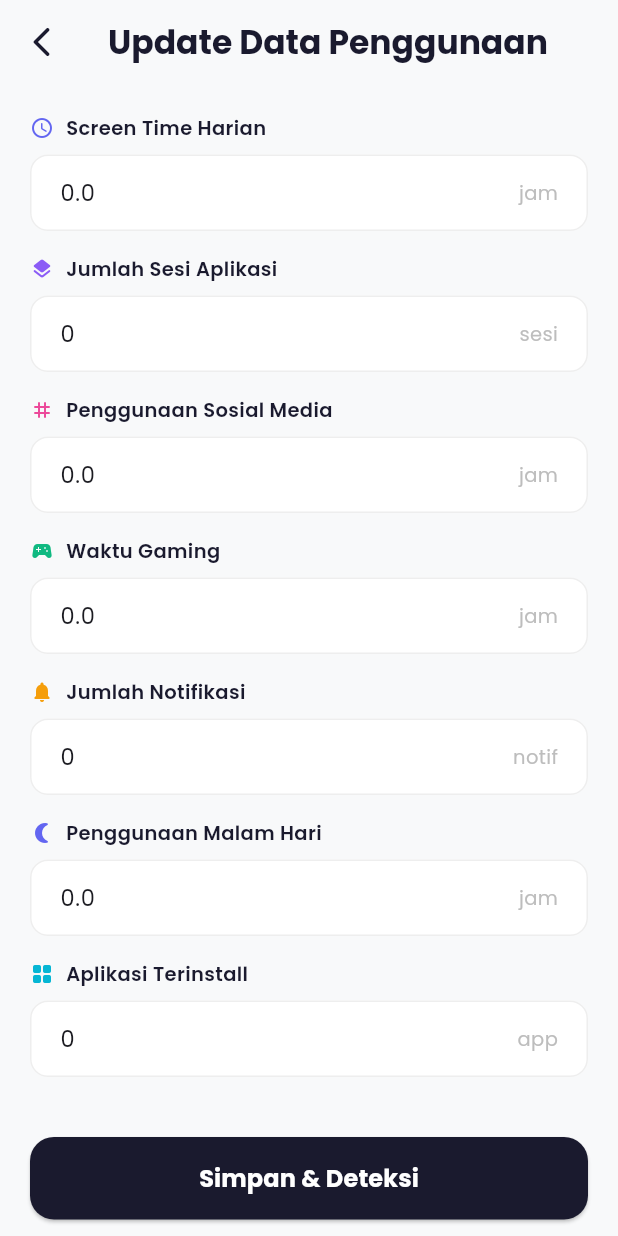
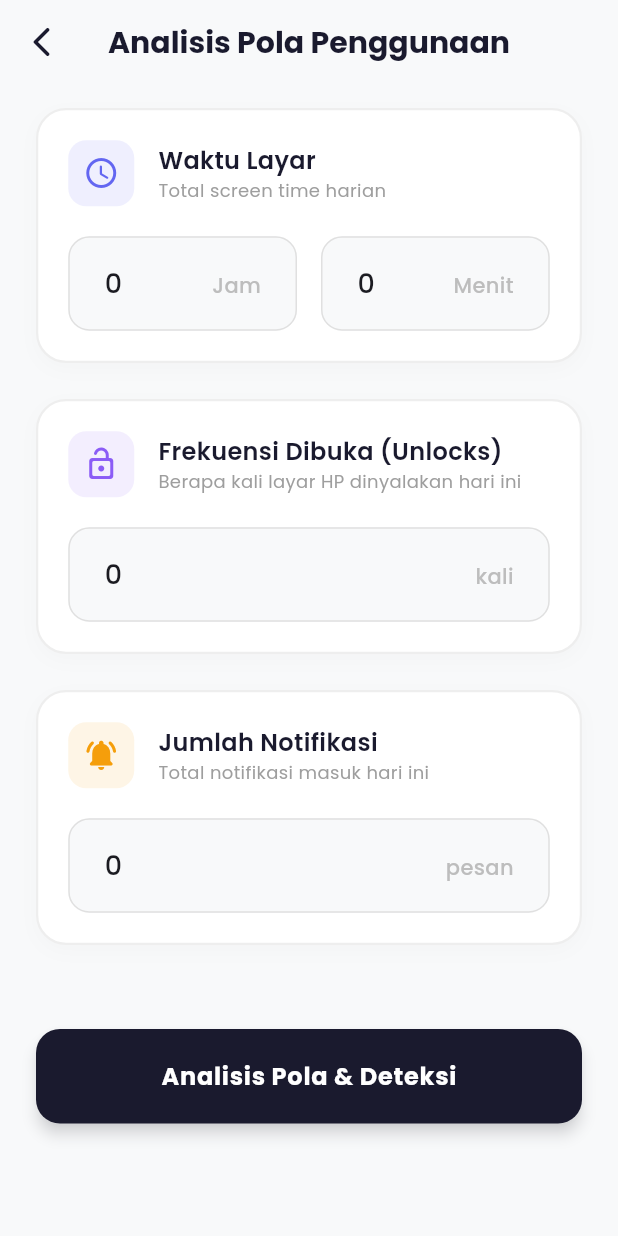
Before and after one commit to wisnubaik/jeda_app, a Flutter app: the InputScreen screen opened by its route, on a phone screen of 412 x 824 dp. Run offline on Flutter 3.47's test engine with Material 3 defaults, Android fonts, the light colour scheme and no system bars; our stand-ins replace flutter_local_notifications, google_fonts, image_picker, shared_preferences; missing offline and left inert: flutter_overlay_window, usage_stats; accounts and stored records are empty; statements that could not run were skipped.

```diff
--- a/lib/screens/input_screen.dart
+++ b/lib/screens/input_screen.dart
@@ -11,48 +11,51 @@ class InputScreen extends StatefulWidget {
 }
 
 class _InputScreenState extends State<InputScreen> {
-  final _screenTimeCtrl = TextEditingController();
-  final _appSessionsCtrl = TextEditingController();
-  final _socialMediaCtrl = TextEditingController();
-  final _gamingCtrl = TextEditingController();
+  // Hanya 4 Controller untuk 3 Fitur (Screen Time dipecah jadi Jam & Menit)
+  final _jamCtrl = TextEditingController();
+  final _menitCtrl = TextEditingController();
+  final _unlocksCtrl = TextEditingController();
   final _notifCtrl = TextEditingController();
-  final _nightUsageCtrl = TextEditingController();
-  final _appsInstalledCtrl = TextEditingController();
 
   @override
   void initState() {
     super.initState();
     final data = context.read<AppProvider>().data;
-    _screenTimeCtrl.text = data.dailyScreenTime.toString();
-    _appSessionsCtrl.text = data.appSessions.toString();
-    _socialMediaCtrl.text = data.socialMediaUsage.toString();
-    _gamingCtrl.text = data.gamingTime.toString();
+
+    // Pecah data desimal screen time kembali menjadi jam dan menit untuk UI
+    int jam = data.dailyScreenTime.toInt();
+    int menit = ((data.dailyScreenTime - jam) * 60).round();
+
+    _jamCtrl.text = jam.toString();
+    _menitCtrl.text = menit.toString();
+    // Menggunakan appSessions sebagai parameter Unlocks (Frekuensi Dibuka)
+    _unlocksCtrl.text = data.appSessions.toString();
     _notifCtrl.text = data.notifications.toString();
-    _nightUsageCtrl.text = data.nightUsage.toString();
-    _appsInstalledCtrl.text = data.appsInstalled.toString();
   }
 
   @override
   void dispose() {
-    _screenTimeCtrl.dispose();
-    _appSessionsCtrl.dispose();
-    _socialMediaCtrl.dispose();
-    _gamingCtrl.dispose();
+    _jamCtrl.dispose();
+    _menitCtrl.dispose();
+    _unlocksCtrl.dispose();
     _notifCtrl.dispose();
-    _nightUsageCtrl.dispose();
-    _appsInstalledCtrl.dispose();
     super.dispose();
   }
 
   void _save() {
+    // Gabungkan input Jam dan Menit menjadi desimal untuk perhitungan Naive Bayes
+    double screenTime = (double.tryParse(_jamCtrl.text) ?? 0) +
+        ((double.tryParse(_menitCtrl.text) ?? 0) / 60);
+
     context.read<AppProvider>().updateData(
-          screenTime: double.tryParse(_screenTimeCtrl.text) ?? 0,
-          appSessions: int.tryParse(_appSessionsCtrl.text) ?? 0,
-          socialMedia: double.tryParse(_socialMediaCtrl.text) ?? 0,
-          gaming: double.tryParse(_gamingCtrl.text) ?? 0,
+          screenTime: screenTime,
+          appSessions: int.tryParse(_unlocksCtrl.text) ?? 0,
           notifications: int.tryParse(_notifCtrl.text) ?? 0,
-          nightUsage: double.tryParse(_nightUsageCtrl.text) ?? 0,
-          appsInstalled: int.tryParse(_appsInstalledCtrl.text) ?? 0,
+          // Set fitur lama menjadi 0 agar tidak error di provider (bisa dihapus jika provider sudah di-update)
+          socialMedia: 0,
+          gaming: 0,
+          nightUsage: 0,
+          appsInstalled: 0,
         );
     Navigator.pop(context);
   }
@@ -65,10 +68,11 @@ class _InputScreenState extends State<InputScreen> {
         backgroundColor: Colors.transparent,
         elevation: 0,
         title: Text(
-          'Update Data Penggunaan',
+          'Analisis Pola Penggunaan',
           style: GoogleFonts.poppins(
             fontWeight: FontWeight.w700,
             color: const Color(0xFF1A1A2E),
+            fontSize: 20,
           ),
         ),
         leading: IconButton(
@@ -78,77 +82,54 @@ class _InputScreenState extends State<InputScreen> {
         ),
       ),
       body: SingleChildScrollView(
-        padding: const EdgeInsets.all(20),
+        padding: const EdgeInsets.symmetric(horizontal: 24, vertical: 16),
         child: Column(
+          crossAxisAlignment: CrossAxisAlignment.stretch,
           children: [
-            _buildField(
-              controller: _screenTimeCtrl,
-              label: 'Screen Time Harian',
-              unit: 'jam',
-              icon: Icons.access_time_rounded,
-              color: const Color(0xFF6366F1),
-            ),
-            _buildField(
-              controller: _appSessionsCtrl,
-              label: 'Jumlah Sesi Aplikasi',
-              unit: 'sesi',
-              icon: Icons.layers_rounded,
+            // KOTAK 1: SCREEN TIME (Lebih besar, dengan 2 kolom input)
+            _buildScreenTimeCard(),
+
+            // KOTAK 2: FREKUENSI DIBUKA (Unlocks)
+            _buildLargeCard(
+              controller: _unlocksCtrl,
+              label: 'Frekuensi Dibuka (Unlocks)',
+              subtitle: 'Berapa kali layar HP dinyalakan hari ini',
+              unit: 'kali',
+              icon: Icons.lock_open_rounded,
               color: const Color(0xFF8B5CF6),
             ),
-            _buildField(
-              controller: _socialMediaCtrl,
-              label: 'Penggunaan Sosial Media',
-              unit: 'jam',
-              icon: Icons.tag_rounded,
-              color: const Color(0xFFEC4899),
-            ),
-            _buildField(
-              controller: _gamingCtrl,
-              label: 'Waktu Gaming',
-              unit: 'jam',
-              icon: Icons.sports_esports_rounded,
-              color: const Color(0xFF10B981),
-            ),
-            _buildField(
+
+            // KOTAK 3: NOTIFIKASI
+            _buildLargeCard(
               controller: _notifCtrl,
               label: 'Jumlah Notifikasi',
-              unit: 'notif',
-              icon: Icons.notifications_rounded,
+              subtitle: 'Total notifikasi masuk hari ini',
+              unit: 'pesan',
+              icon: Icons.notifications_active_rounded,
               color: const Color(0xFFF59E0B),
             ),
-            _buildField(
-              controller: _nightUsageCtrl,
-              label: 'Penggunaan Malam Hari',
-              unit: 'jam',
-              icon: Icons.nightlight_round,
-              color: const Color(0xFF6366F1),
-            ),
-            _buildField(
-              controller: _appsInstalledCtrl,
-              label: 'Aplikasi Terinstall',
-              unit: 'app',
-              icon: Icons.grid_view_rounded,
-              color: const Color(0xFF06B6D4),
-            ),
-            const SizedBox(height: 24),
-            SizedBox(
-              width: double.infinity,
-              child: ElevatedButton(
+
+            const SizedBox(height: 32),
+
+            // TOMBOL AKSI UTAMA
+            ElevatedButton(
               onPressed: _save,
               style: ElevatedButton.styleFrom(
                 backgroundColor: const Color(0xFF1A1A2E),
                 foregroundColor: Colors.white,
-                  padding: const EdgeInsets.symmetric(vertical: 16),
+                padding: const EdgeInsets.symmetric(vertical: 20),
                 shape: RoundedRectangleBorder(
                   borderRadius: BorderRadius.circular(16),
                 ),
+                elevation: 4,
+                shadowColor: const Color(0xFF1A1A2E).withOpacity(0.4),
               ),
               child: Text(
-                  'Simpan & Deteksi',
+                'Analisis Pola & Deteksi',
                 style: GoogleFonts.poppins(
-                    fontWeight: FontWeight.w700,
+                  fontWeight: FontWeight.bold,
                   fontSize: 16,
-                  ),
+                  letterSpacing: 0.5,
                 ),
               ),
             ),
@@ -159,64 +140,172 @@ class _InputScreenState extends State<InputScreen> {
     );
   }
 
-  Widget _buildField({
-    required TextEditingController controller,
-    required String label,
-    required String unit,
-    required IconData icon,
-    required Color color,
-  }) {
-    return Padding(
-      padding: const EdgeInsets.only(bottom: 16),
+  // WIDGET KHUSUS KOTAK SCREEN TIME (Jam & Menit Berdampingan)
+  Widget _buildScreenTimeCard() {
+    return Container(
+      margin: const EdgeInsets.only(bottom: 24),
+      padding: const EdgeInsets.all(20),
+      decoration: BoxDecoration(
+        color: Colors.white,
+        borderRadius: BorderRadius.circular(20),
+        border: Border.all(color: Colors.grey[200]!, width: 1.5),
+        boxShadow: [
+          BoxShadow(
+            color: Colors.black.withOpacity(0.02),
+            blurRadius: 10,
+            offset: const Offset(0, 4),
+          )
+        ],
+      ),
       child: Column(
         crossAxisAlignment: CrossAxisAlignment.start,
         children: [
           Row(
             children: [
-              Icon(icon, color: color, size: 16),
-              const SizedBox(width: 8),
+              Container(
+                padding: const EdgeInsets.all(10),
+                decoration: BoxDecoration(
+                  color: const Color(0xFF6366F1).withOpacity(0.1),
+                  borderRadius: BorderRadius.circular(12),
+                ),
+                child: const Icon(Icons.access_time_rounded, color: Color(0xFF6366F1), size: 24),
+              ),
+              const SizedBox(width: 16),
+              Expanded(
+                child: Column(
+                  crossAxisAlignment: CrossAxisAlignment.start,
+                  children: [
                     Text(
-                label,
+                      'Waktu Layar',
                       style: GoogleFonts.poppins(
-                  fontSize: 13,
+                        fontSize: 16,
                         fontWeight: FontWeight.w600,
                         color: const Color(0xFF1A1A2E),
                       ),
                     ),
+                    Text(
+                      'Total screen time harian',
+                      style: GoogleFonts.poppins(
+                        fontSize: 12,
+                        color: Colors.grey[500],
+                      ),
+                    ),
                   ],
                 ),
-          const SizedBox(height: 8),
-          TextField(
-            controller: controller,
-            keyboardType:
-                const TextInputType.numberWithOptions(decimal: true),
-            style: GoogleFonts.poppins(fontSize: 15),
-            decoration: InputDecoration(
-              suffixText: unit,
-              suffixStyle: GoogleFonts.poppins(
-                color: Colors.grey[400],
-                fontSize: 13,
               ),
-              filled: true,
-              fillColor: Colors.white,
-              border: OutlineInputBorder(
-                borderRadius: BorderRadius.circular(12),
-                borderSide: BorderSide(color: Colors.grey[200]!),
+            ],
           ),
-              enabledBorder: OutlineInputBorder(
-                borderRadius: BorderRadius.circular(12),
-                borderSide: BorderSide(color: Colors.grey[200]!),
+          const SizedBox(height: 20),
+          Row(
+            children: [
+              Expanded(
+                child: _buildSimpleInput(_jamCtrl, 'Jam'),
               ),
-              focusedBorder: OutlineInputBorder(
-                borderRadius: BorderRadius.circular(12),
-                borderSide: BorderSide(color: color),
+              const SizedBox(width: 16),
+              Expanded(
+                child: _buildSimpleInput(_menitCtrl, 'Menit'),
               ),
-              contentPadding: const EdgeInsets.symmetric(
-                  horizontal: 16, vertical: 14),
-            ),
+            ],
           ),
         ],
       ),
     );
   }
+
+  // WIDGET KOTAK BESAR UNTUK FITUR LAINNYA
+  Widget _buildLargeCard({
+    required TextEditingController controller,
+    required String label,
+    required String subtitle,
+    required String unit,
+    required IconData icon,
+    required Color color,
+  }) {
+    return Container(
+      margin: const EdgeInsets.only(bottom: 24),
+      padding: const EdgeInsets.all(20),
+      decoration: BoxDecoration(
+        color: Colors.white,
+        borderRadius: BorderRadius.circular(20),
+        border: Border.all(color: Colors.grey[200]!, width: 1.5),
+        boxShadow: [
+          BoxShadow(
+            color: Colors.black.withOpacity(0.02),
+            blurRadius: 10,
+            offset: const Offset(0, 4),
+          )
+        ],
+      ),
+      child: Column(
+        crossAxisAlignment: CrossAxisAlignment.start,
+        children: [
+          Row(
+            children: [
+              Container(
+                padding: const EdgeInsets.all(10),
+                decoration: BoxDecoration(
+                  color: color.withOpacity(0.1),
+                  borderRadius: BorderRadius.circular(12),
+                ),
+                child: Icon(icon, color: color, size: 24),
+              ),
+              const SizedBox(width: 16),
+              Expanded(
+                child: Column(
+                  crossAxisAlignment: CrossAxisAlignment.start,
+                  children: [
+                    Text(
+                      label,
+                      style: GoogleFonts.poppins(
+                        fontSize: 16,
+                        fontWeight: FontWeight.w600,
+                        color: const Color(0xFF1A1A2E),
+                      ),
+                    ),
+                    Text(
+                      subtitle,
+                      style: GoogleFonts.poppins(
+                        fontSize: 12,
+                        color: Colors.grey[500],
+                      ),
+                    ),
+                  ],
+                ),
+              ),
+            ],
+          ),
+          const SizedBox(height: 20),
+          _buildSimpleInput(controller, unit),
+        ],
+      ),
+    );
   }
+
+  // WIDGET TEXT FIELD STANDAR
+  Widget _buildSimpleInput(TextEditingController controller, String unit) {
+    return TextField(
+      controller: controller,
+      keyboardType: const TextInputType.numberWithOptions(decimal: false),
+      style: GoogleFonts.poppins(fontSize: 18, fontWeight: FontWeight.w500),
+      decoration: InputDecoration(
+        suffixText: unit,
+        suffixStyle: GoogleFonts.poppins(
+          color: Colors.grey[400],
+          fontSize: 14,
+          fontWeight: FontWeight.w500,
+        ),
+        filled: true,
+        fillColor: const Color(0xFFF8F9FA), // Latar dalam field sedikit abu
+        contentPadding: const EdgeInsets.symmetric(horizontal: 20, vertical: 18),
+        enabledBorder: OutlineInputBorder(
+          borderRadius: BorderRadius.circular(14),
+          borderSide: BorderSide(color: Colors.grey[300]!),
+        ),
+        focusedBorder: OutlineInputBorder(
+          borderRadius: BorderRadius.circular(14),
+          borderSide: const BorderSide(color: Color(0xFF1A1A2E), width: 1.5),
+        ),
+      ),
+    );
+  }
+}
```
Also changed, not shown: lib/screens/dashboard_screen.dart (+83 -27 lines), lib/services/app_provider.dart (+33 -14 lines), pubspec.yaml (+7 -4 lines), pubspec.lock, 4 other files. Lines whose indentation alone changed are shown as unchanged.
